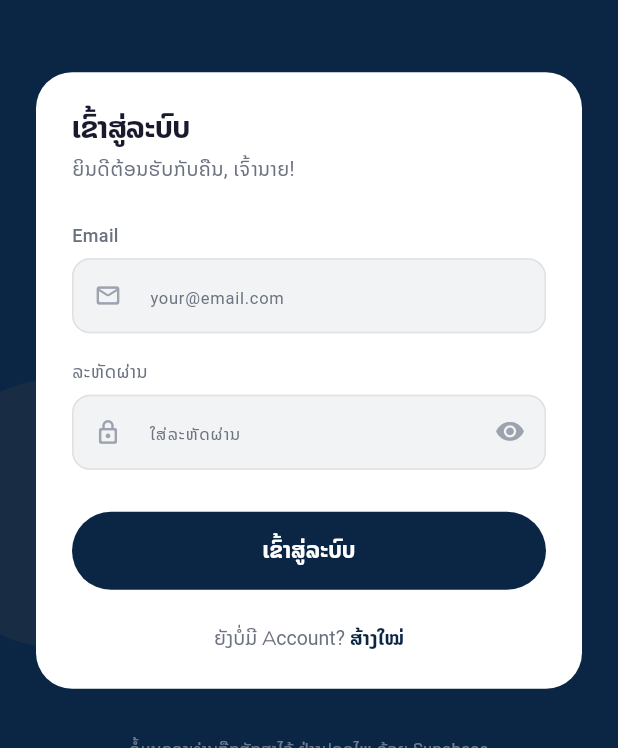
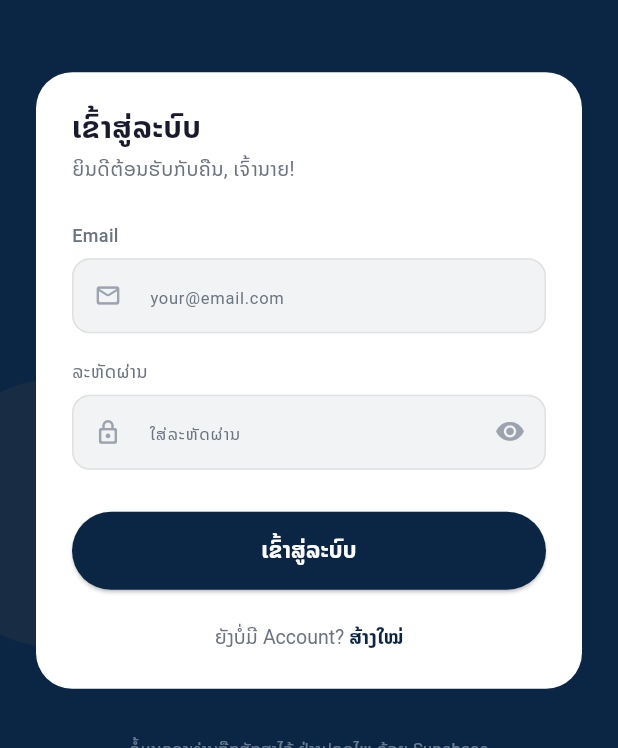
Before and after one commit to kanhstartup-netizen/phanukngan, a Flutter app: the screen it shows after launch, on a phone screen of 412 x 824 dp, the part 339-1087 px from its top. Run offline on Flutter 3.47's test engine with Material 3 defaults, Android fonts, the phone set to English and light mode, and no system bars; drawn by our look-alikes of flutter_animate; our stand-ins replace dio, file_picker, flutter_riverpod, flutter_svg, go_router, google_fonts and 2 more; accounts and stored records are empty; Roboto replaces fonts that are missing (Noto Sans Lao).

Commit message:
Refactor AppTheme structure and styling
Refactor AppTheme class to organize colors, animations, and themes. Added radius and animation constants, and improved button styling.

```diff
--- a/lib/theme/app_theme.dart
+++ b/lib/theme/app_theme.dart
@@ -3,26 +3,46 @@ import 'package:google_fonts/google_fonts.dart';
 
 class AppTheme {
   // ==========================================
-  // COLORS — Brand Palette
+  // COLORS
   // ==========================================
-  static const Color primary    = Color(0xFF1A73E8);
-  static const Color primaryDark= Color(0xFF0D47A1);
-  static const Color accent     = Color(0xFF00BFA5);
-  static const Color success    = Color(0xFF00C853);
-  static const Color warning    = Color(0xFFFFAB00);
-  static const Color danger     = Color(0xFFFF1744);
-  static const Color purple     = Color(0xFF7C4DFF);
+  static const Color primary     = Color(0xFF1A73E8);
+  static const Color primaryDark = Color(0xFF0D47A1);
+  static const Color accent      = Color(0xFF00BFA5);
+  static const Color success     = Color(0xFF00C853);
+  static const Color warning     = Color(0xFFFFAB00);
+  static const Color danger      = Color(0xFFFF1744);
+  static const Color purple      = Color(0xFF7C4DFF);
 
-  static const Color bg         = Color(0xFFF8F9FA);
-  static const Color surface    = Color(0xFFFFFFFF);
-  static const Color surfaceAlt = Color(0xFFF1F3F4);
-  static const Color border     = Color(0xFFE0E0E0);
+  static const Color bg          = Color(0xFFF8F9FA);
+  static const Color surface     = Color(0xFFFFFFFF);
+  static const Color surfaceAlt  = Color(0xFFF1F3F4);
+  static const Color border      = Color(0xFFE0E0E0);
+
   static const Color textPrimary   = Color(0xFF1A1A2E);
   static const Color textSecondary = Color(0xFF6B7280);
   static const Color textMuted     = Color(0xFF9CA3AF);
 
   // ==========================================
-  // FONTS — Noto Sans Lao ຫຼັກ
+  // RADIUS
+  // ==========================================
+  static const double radius     = 12.0;
+  static const double radiusFull = 999.0;
+
+  // ==========================================
+  // ANIMATION
+  // ==========================================
+  static const Duration fast   = Duration(milliseconds: 200);
+  static const Duration normal = Duration(milliseconds: 350);
+  static const Duration slow   = Duration(milliseconds: 600);
+  static const Duration xslow  = Duration(milliseconds: 900);
+
+  static const Curve easeOut = Curves.easeOutCubic;
+  static const Curve easeIn  = Curves.easeInCubic;
+  static const Curve spring  = Curves.elasticOut;
+  static const Curve bounce  = Curves.bounceOut;
+
+  // ==========================================
+  // TEXT STYLES
   // ==========================================
   static TextStyle laoText({
     double size = 14,
@@ -34,17 +54,19 @@ class AppTheme {
       fontSize: size,
       fontWeight: weight,
       color: color,
-      height: height ?? 1.6,  // Lao ຕ້ອງການ line-height ສູງກວ່າ
+      height: height ?? 1.6,
     );
   }
 
-  static TextStyle laoDisplay({double size = 24, Color color = textPrimary}) {
+  static TextStyle laoDisplay({
+    double size = 24,
+    Color color = textPrimary,
+  }) {
     return GoogleFonts.notoSansLao(
       fontSize: size,
       fontWeight: FontWeight.w700,
       color: color,
       height: 1.3,
-      letterSpacing: -0.3,
     );
   }
 
@@ -57,76 +79,28 @@ class AppTheme {
   }
 
   // ==========================================
-  // ANIMATION DURATIONS
+  // THEMES
   // ==========================================
-  static const Duration fast   = Duration(milliseconds: 200);
-  static const Duration normal = Duration(milliseconds: 350);
-  static const Duration slow   = Duration(milliseconds: 600);
-  static const Duration xslow  = Duration(milliseconds: 900);
-
-  static const Curve easeOut  = Curves.easeOutCubic;
-  static const Curve easeIn   = Curves.easeInCubic;
-  static const Curve spring   = Curves.elasticOut;
-  static const Curve bounce   = Curves.bounceOut;
-
-  // ==========================================
-  // SPACING
-  // ==========================================
-  static const double xs  = 4;
-  static const double sm  = 8;
-  static const double md  = 16;
-  static const double lg  = 24;
-  static const double xl  = 32;
-  static const double xxl = 48;
-
-  // ==========================================
-  // BORDER RADIUS
-  // ==========================================
-  static const double radiusSm  = 8;
-  static const double radius    = 12;
-  static const double radiusLg  = 20;
-  static const double radiusXl  = 28;
-  static const double radiusFull= 999;
-
-  // ==========================================
-  // MATERIAL THEME
-  // ==========================================
-  static ThemeData get light {
-    return ThemeData(
+  static ThemeData get light => ThemeData(
     useMaterial3: true,
     colorScheme: ColorScheme.fromSeed(
       seedColor: primary,
       brightness: Brightness.light,
     ),
     scaffoldBackgroundColor: bg,
-      fontFamily: GoogleFonts.notoSansLao().fontFamily,
     appBarTheme: AppBarTheme(
       backgroundColor: surface,
       foregroundColor: textPrimary,
       elevation: 0,
-        surfaceTintColor: Colors.transparent,
-        centerTitle: false,
-        titleTextStyle: laoText(size: 18, weight: FontWeight.w600),
-      ),
-      cardTheme: CardTheme(
-        color: surface,
-        elevation: 0,
-        shape: RoundedRectangleBorder(
-          borderRadius: BorderRadius.circular(radius),
-          side: const BorderSide(color: border, width: 0.8),
-        ),
-        margin: EdgeInsets.zero,
     ),
     elevatedButtonTheme: ElevatedButtonThemeData(
       style: ElevatedButton.styleFrom(
         backgroundColor: primary,
         foregroundColor: Colors.white,
-          elevation: 0,
-          padding: const EdgeInsets.symmetric(horizontal: 20, vertical: 14),
         shape: RoundedRectangleBorder(
           borderRadius: BorderRadius.circular(radiusFull),
         ),
-          textStyle: laoText(size: 14, weight: FontWeight.w600, color: Colors.white),
+        padding: const EdgeInsets.symmetric(horizontal: 24, vertical: 14),
       ),
     ),
     inputDecorationTheme: InputDecorationTheme(
@@ -144,31 +118,27 @@ class AppTheme {
         borderRadius: BorderRadius.circular(radius),
         borderSide: const BorderSide(color: primary, width: 1.5),
       ),
-        hintStyle: laoCaption(),
-        contentPadding: const EdgeInsets.symmetric(horizontal: 16, vertical: 14),
     ),
     bottomNavigationBarTheme: BottomNavigationBarThemeData(
-        backgroundColor: surface,
       selectedItemColor: primary,
       unselectedItemColor: textMuted,
-        type: BottomNavigationBarType.fixed,
-        elevation: 0,
+      backgroundColor: surface,
       selectedLabelStyle: laoCaption(color: primary),
-        unselectedLabelStyle: laoCaption(),
+      unselectedLabelStyle: laoCaption(color: textMuted),
     ),
   );
-  }
 
-  static ThemeData get dark {
-    return ThemeData(
+  static ThemeData get dark => ThemeData(
     useMaterial3: true,
-      brightness: Brightness.dark,
     colorScheme: ColorScheme.fromSeed(
       seedColor: primary,
       brightness: Brightness.dark,
     ),
-      scaffoldBackgroundColor: const Color(0xFF0F0F17),
-      fontFamily: GoogleFonts.notoSansLao().fontFamily,
+    scaffoldBackgroundColor: const Color(0xFF0F172A),
+    appBarTheme: const AppBarTheme(
+      backgroundColor: Color(0xFF1E293B),
+      foregroundColor: Color(0xFFF1F5F9),
+      elevation: 0,
+    ),
   );
 }
-}
```
Lines whose indentation alone changed are shown as unchanged.
